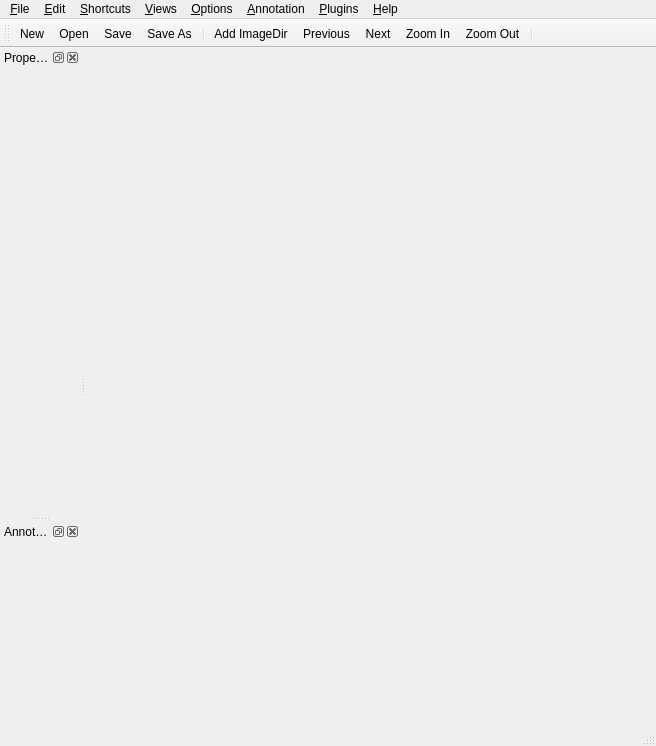
This is sloth/gui/labeltool.ui in WJtomcat/sloth as Qt 5 draws it before an edit. The edited form follows.
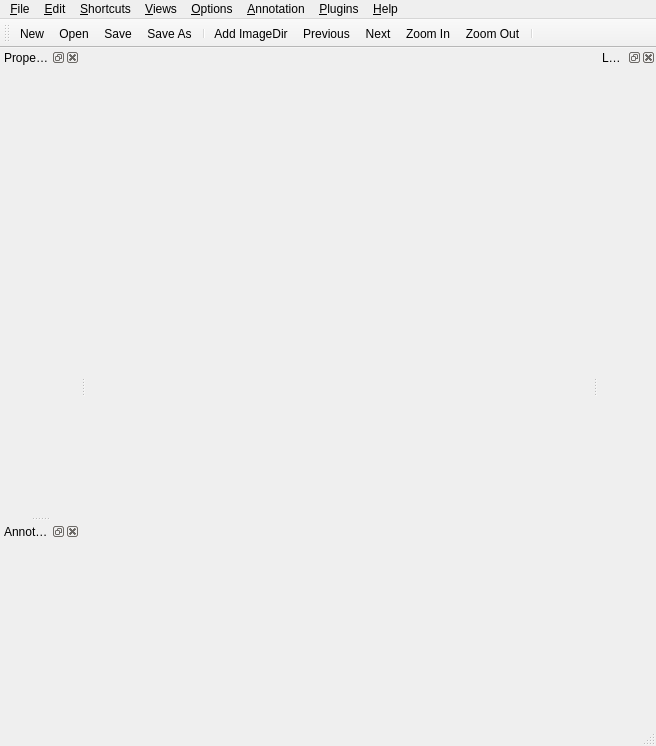
This is the edited form. Icons and pictures are not drawn.

Commit message: move LabelPropertiesWidget to right and add combobox

Diff of the .ui file:
```diff
--- a/sloth/gui/labeltool.ui
+++ b/sloth/gui/labeltool.ui
@@ -135,6 +135,15 @@
    </attribute>
    <widget class="QWidget" name="dockAnnotationsContents"/>
   </widget>
+  <widget class="QDockWidget" name="dockLabelProperties">
+   <property name="windowTitle">
+    <string>LabelProperties</string>
+   </property>
+   <attribute name="dockWidgetArea">
+    <number>2</number>
+   </attribute>
+   <widget class="QWidget" name="dockWidgetContents_2"/>
+  </widget>
   <action name="actionOpen">
    <property name="icon">
     <iconset resource="icons.qrc">
```
Left out of the diff: 2 changed lines with no effect on the pictures. The commit also changes 5 other files.
